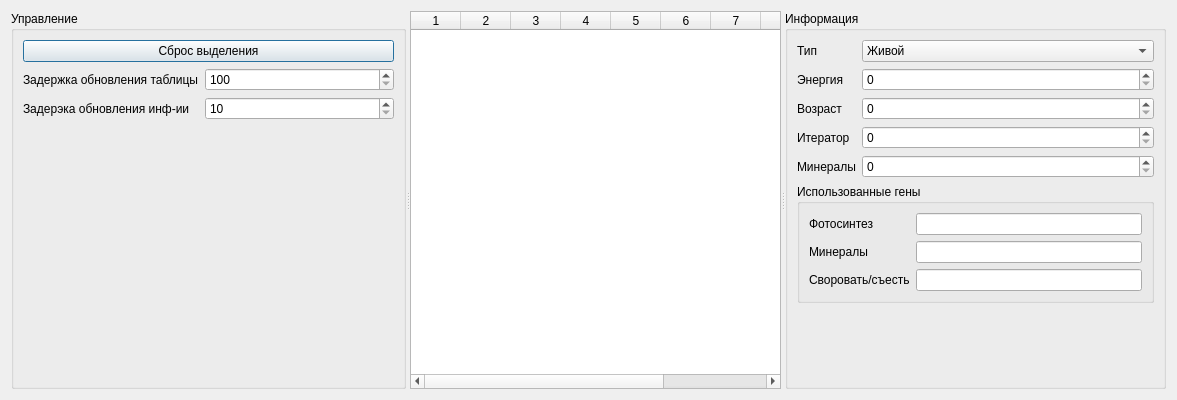
This is boteditor.ui in TomasGlgg/QGenetic as Qt 5 draws it before an edit. The edited form follows.
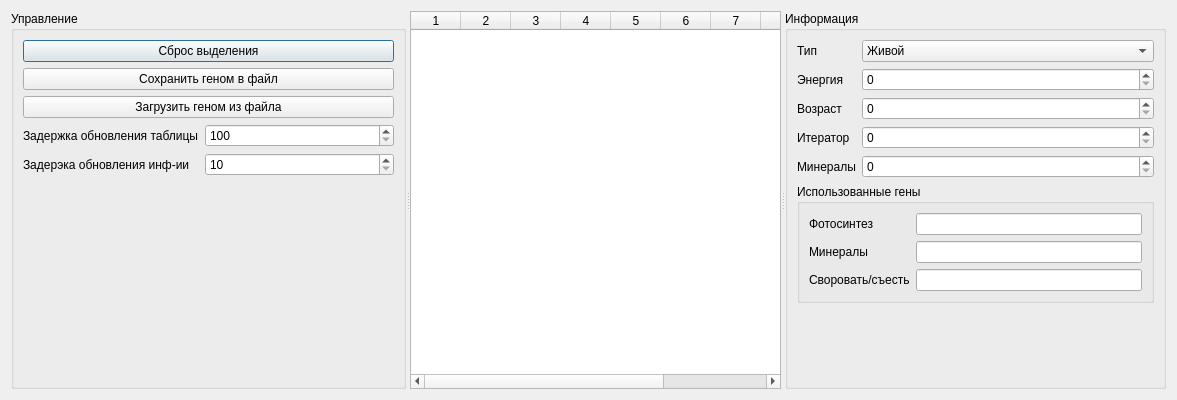
This is the edited form.

```diff
--- a/boteditor.ui
+++ b/boteditor.ui
@@ -36,14 +36,14 @@
        <string>Управление</string>
       </property>
       <layout class="QFormLayout" name="formLayout_3">
-       <item row="1" column="0">
+       <item row="3" column="0">
         <widget class="QLabel" name="label_9">
          <property name="text">
           <string>Задержка обновления таблицы</string>
          </property>
         </widget>
        </item>
-       <item row="1" column="1">
+       <item row="3" column="1">
         <widget class="QSpinBox" name="tableDelayUpdate">
          <property name="minimum">
           <number>100</number>
@@ -53,14 +53,14 @@
          </property>
         </widget>
        </item>
-       <item row="2" column="0">
+       <item row="4" column="0">
         <widget class="QLabel" name="label_10">
          <property name="text">
           <string>Задерэка обновления инф-ии</string>
          </property>
         </widget>
        </item>
-       <item row="2" column="1">
+       <item row="4" column="1">
         <widget class="QSpinBox" name="infoDelayUpdate">
          <property name="minimum">
           <number>10</number>
@@ -77,6 +77,20 @@
          </property>
         </widget>
        </item>
+       <item row="1" column="0" colspan="2">
+        <widget class="QPushButton" name="saveGenomeButton">
+         <property name="text">
+          <string>Сохранить геном в файл</string>
+         </property>
+        </widget>
+       </item>
+       <item row="2" column="0" colspan="2">
+        <widget class="QPushButton" name="loadGenomeButton">
+         <property name="text">
+          <string>Загрузить геном из файла</string>
+         </property>
+        </widget>
+       </item>
       </layout>
      </widget>
      <widget class="QTableWidget" name="tableWidget">
```
